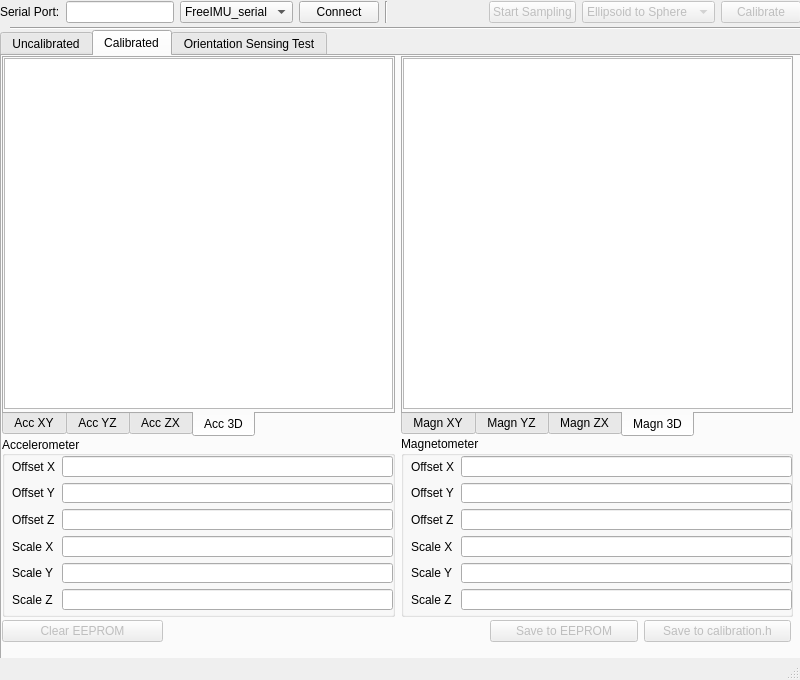
Vladislav-007-direct/BtClient-, file cpp/freeimu_cal.ui: the form before one commit.
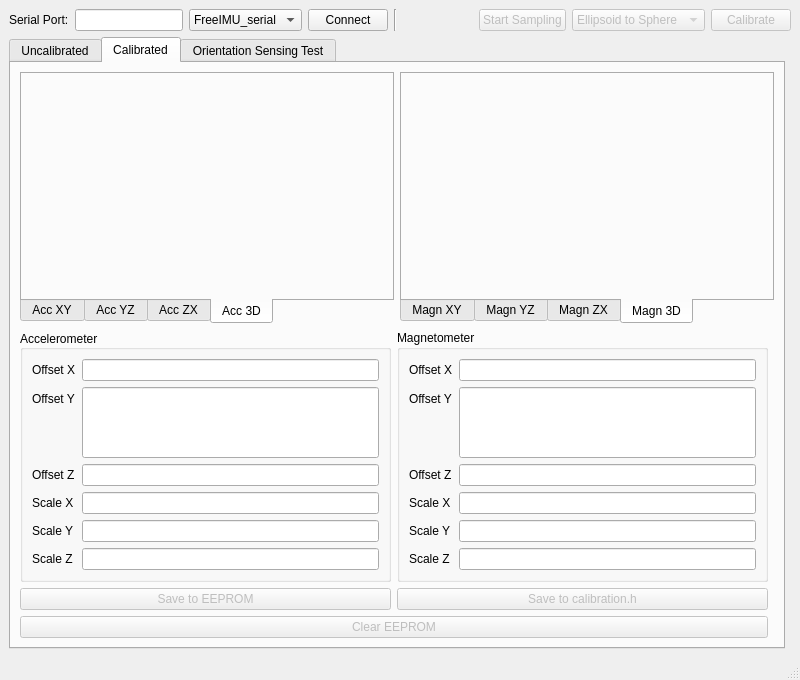
The form after the commit. The open tabs and pages were chosen to show the change. Custom widgets are drawn as their Qt base class.

```diff
--- a/cpp/freeimu_cal.ui
+++ b/cpp/freeimu_cal.ui
@@ -41,28 +41,8 @@
      <verstretch>0</verstretch>
     </sizepolicy>
    </property>
-   <widget class="Line" name="line">
-    <property name="geometry">
-     <rect>
-      <x>10</x>
-      <y>20</y>
-      <width>791</width>
-      <height>16</height>
-     </rect>
-    </property>
-    <property name="orientation">
-     <enum>Qt::Horizontal</enum>
-    </property>
-   </widget>
-   <widget class="QWidget" name="gridLayoutWidget">
-    <property name="geometry">
-     <rect>
-      <x>0</x>
-      <y>0</y>
-      <width>801</width>
-      <height>25</height>
-     </rect>
-    </property>
+   <layout class="QGridLayout" name="gridLayout_8">
+    <item row="0" column="0" rowspan="2" colspan="2">
     <layout class="QGridLayout" name="gridLayout" rowstretch="0">
      <property name="sizeConstraint">
       <enum>QLayout::SetDefaultConstraint</enum>
@@ -173,16 +153,16 @@
       </widget>
      </item>
     </layout>
-   </widget>
+    </item>
+    <item row="1" column="1" rowspan="2">
+     <widget class="Line" name="line">
+      <property name="orientation">
+       <enum>Qt::Horizontal</enum>
+      </property>
+     </widget>
+    </item>
+    <item row="2" column="0">
    <widget class="QTabWidget" name="tabWidget">
-    <property name="geometry">
-     <rect>
-      <x>0</x>
-      <y>30</y>
-      <width>801</width>
-      <height>631</height>
-     </rect>
-    </property>
     <property name="currentIndex">
      <number>0</number>
     </property>
@@ -331,15 +311,8 @@
      <attribute name="title">
       <string>Calibrated</string>
      </attribute>
-     <widget class="QWidget" name="horizontalLayoutWidget">
-      <property name="geometry">
-       <rect>
-        <x>0</x>
-        <y>380</y>
-        <width>791</width>
-        <height>181</height>
-       </rect>
-      </property>
+       <layout class="QGridLayout" name="gridLayout_9">
+        <item row="1" column="0">
       <layout class="QHBoxLayout" name="horizontalLayout">
        <item>
         <widget class="QGroupBox" name="groupBox">
@@ -355,15 +328,8 @@
          <property name="checkable">
           <bool>false</bool>
          </property>
-         <widget class="QWidget" name="layoutWidget">
-          <property name="geometry">
-           <rect>
-            <x>10</x>
-            <y>20</y>
-            <width>381</width>
-            <height>154</height>
-           </rect>
-          </property>
+            <layout class="QGridLayout" name="gridLayout_7">
+             <item row="0" column="0">
           <layout class="QFormLayout" name="formLayout_3">
            <property name="sizeConstraint">
             <enum>QLayout::SetNoConstraint</enum>
@@ -442,7 +408,8 @@
             <widget class="QLineEdit" name="calRes_acc_SCz"/>
            </item>
           </layout>
-         </widget>
+             </item>
+            </layout>
         </widget>
        </item>
        <item>
@@ -450,15 +417,8 @@
          <property name="title">
           <string>Magnetometer</string>
          </property>
-         <widget class="QWidget" name="layoutWidget_2">
-          <property name="geometry">
-           <rect>
-            <x>10</x>
-            <y>20</y>
-            <width>381</width>
-            <height>154</height>
-           </rect>
-          </property>
+            <layout class="QGridLayout" name="gridLayout_2">
+             <item row="0" column="0">
           <layout class="QFormLayout" name="formLayout_5">
            <property name="sizeConstraint">
             <enum>QLayout::SetNoConstraint</enum>
@@ -537,20 +497,13 @@
             <widget class="QLineEdit" name="calRes_magn_SCz"/>
            </item>
           </layout>
-         </widget>
-        </widget>
        </item>
       </layout>
      </widget>
-     <widget class="QWidget" name="horizontalLayoutWidget_2">
-      <property name="geometry">
-       <rect>
-        <x>488</x>
-        <y>560</y>
-        <width>301</width>
-        <height>31</height>
-       </rect>
-      </property>
+          </item>
+         </layout>
+        </item>
+        <item row="2" column="0">
       <layout class="QHBoxLayout" name="horizontalLayout_2">
        <item>
         <widget class="QPushButton" name="saveCalibrationEEPROMButton">
@@ -579,16 +532,8 @@
         </widget>
        </item>
       </layout>
-     </widget>
-     <widget class="QWidget" name="horizontalLayoutWidget_3">
-      <property name="geometry">
-       <rect>
-        <x>0</x>
-        <y>0</y>
-        <width>791</width>
-        <height>381</height>
-       </rect>
-      </property>
+        </item>
+        <item row="0" column="0" colspan="2">
       <layout class="QHBoxLayout" name="horizontalLayout_3">
        <item>
         <widget class="QTabWidget" name="tabWidget_2">
@@ -680,22 +625,23 @@
           <attribute name="title">
            <string>Acc 3D</string>
           </attribute>
-          <widget class="GLViewWidget" name="acc3D_cal">
-           <property name="geometry">
-            <rect>
-             <x>0</x>
-             <y>0</y>
-             <width>389</width>
-             <height>351</height>
-            </rect>
-           </property>
-           <property name="sizePolicy">
-            <sizepolicy hsizetype="Minimum" vsizetype="Expanding">
-             <horstretch>0</horstretch>
-             <verstretch>0</verstretch>
-            </sizepolicy>
-           </property>
-          </widget>
+             <layout class="QGridLayout" name="gridLayout_11">
+              <property name="leftMargin">
+               <number>0</number>
+              </property>
+              <property name="topMargin">
+               <number>0</number>
+              </property>
+              <property name="rightMargin">
+               <number>0</number>
+              </property>
+              <property name="bottomMargin">
+               <number>0</number>
+              </property>
+              <item row="0" column="0">
+               <widget class="GLViewWidget" name="acc3D_cal" native="true"/>
+              </item>
+             </layout>
          </widget>
         </widget>
        </item>
@@ -789,36 +735,29 @@
           <attribute name="title">
            <string>Magn 3D</string>
           </attribute>
-          <widget class="GLViewWidget" name="magn3D_cal">
-           <property name="geometry">
-            <rect>
-             <x>0</x>
-             <y>0</y>
-             <width>389</width>
-             <height>351</height>
-            </rect>
-           </property>
-           <property name="sizePolicy">
-            <sizepolicy hsizetype="Minimum" vsizetype="Expanding">
-             <horstretch>0</horstretch>
-             <verstretch>0</verstretch>
-            </sizepolicy>
-           </property>
-          </widget>
-         </widget>
-        </widget>
-       </item>
-      </layout>
-     </widget>
-     <widget class="QWidget" name="horizontalLayoutWidget_4">
-      <property name="geometry">
-       <rect>
-        <x>0</x>
-        <y>560</y>
-        <width>161</width>
-        <height>31</height>
-       </rect>
-      </property>
+             <layout class="QGridLayout" name="gridLayout_10">
+              <property name="leftMargin">
+               <number>0</number>
+              </property>
+              <property name="topMargin">
+               <number>0</number>
+              </property>
+              <property name="rightMargin">
+               <number>0</number>
+              </property>
+              <property name="bottomMargin">
+               <number>0</number>
+              </property>
+              <item row="0" column="0">
+               <widget class="GLViewWidget" name="magn3D_cal" native="true"/>
+              </item>
+             </layout>
+            </widget>
+           </widget>
+          </item>
+         </layout>
+        </item>
+        <item row="3" column="0">
       <layout class="QHBoxLayout" name="horizontalLayout_4">
        <item>
         <widget class="QPushButton" name="clearCalibrationEEPROMButton">
@@ -834,7 +773,8 @@
         </widget>
        </item>
       </layout>
-     </widget>
+        </item>
+       </layout>
     </widget>
     <widget class="QWidget" name="tab_9">
      <attribute name="title">
@@ -855,6 +795,8 @@
      </widget>
     </widget>
    </widget>
+    </item>
+   </layout>
   </widget>
   <widget class="QStatusBar" name="statusbar"/>
  </widget>
@@ -866,8 +808,9 @@
   </customwidget>
   <customwidget>
    <class>GLViewWidget</class>
-   <extends>QGraphicsView</extends>
-   <header>pyqtgraph.opengl</header>
+   <extends>QWidget</extends>
+   <header>glviewwidget.h</header>
+   <container>1</container>
   </customwidget>
  </customwidgets>
  <resources/>
```
Left out of the diff: 282 changed lines with no effect on the pictures. Lines whose indentation alone changed are shown as unchanged.
